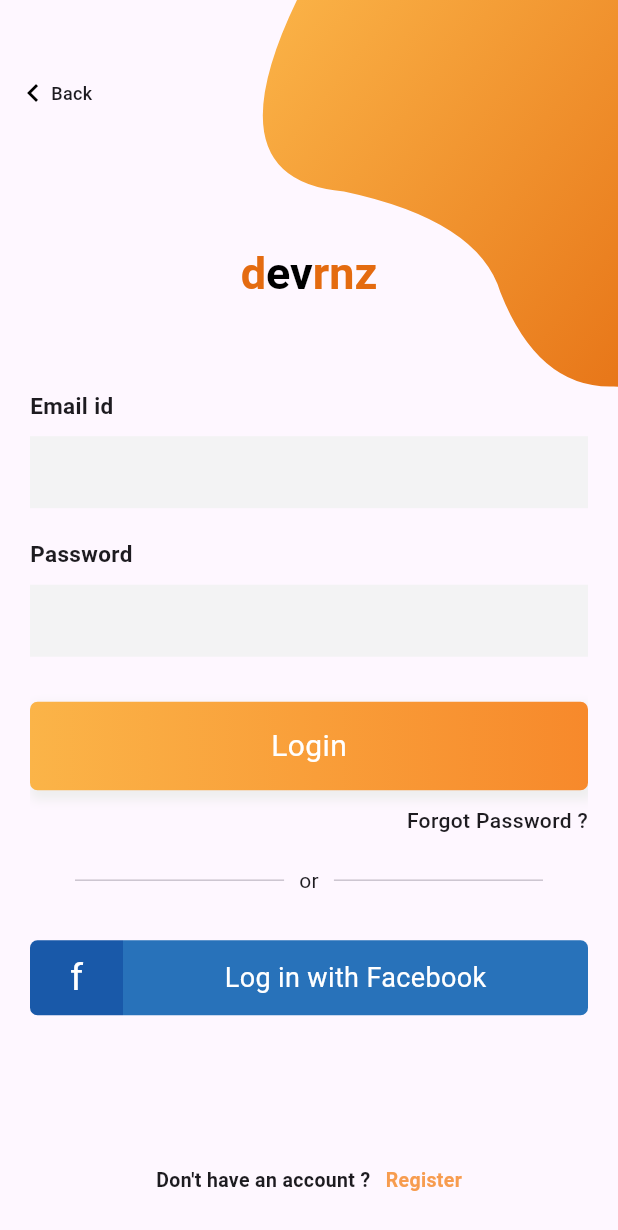
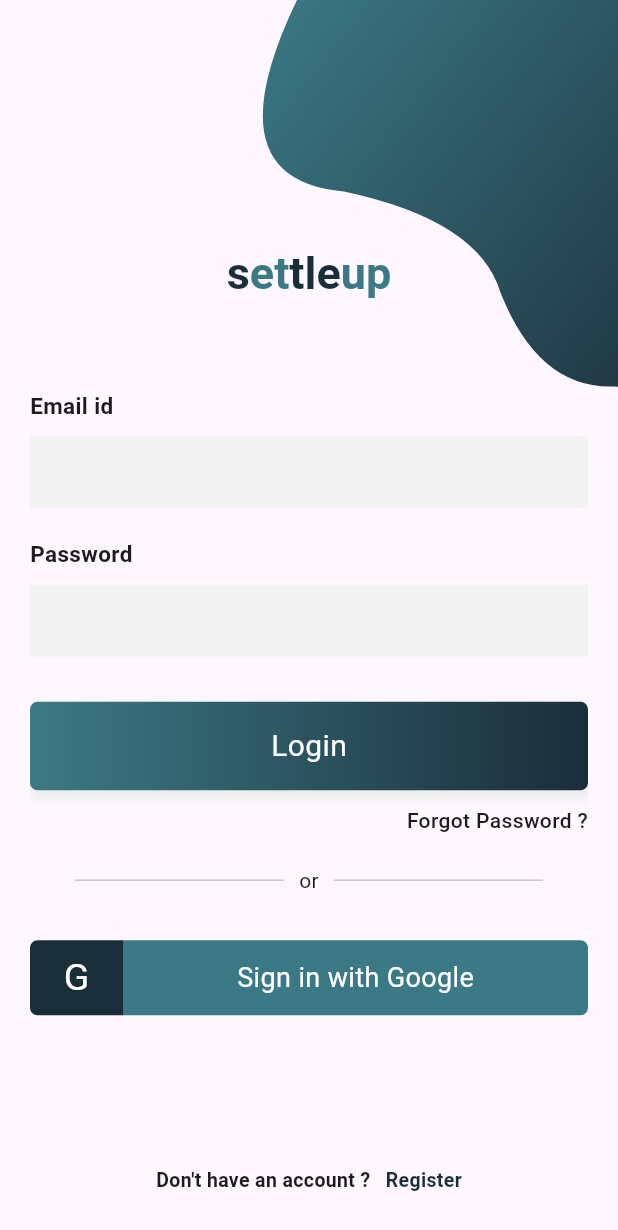
Before and after one commit to deepankar0611/split_wise, a Flutter app: the SignUpPage screen opened directly, after a tap on "Already have an account ?", on a phone screen of 412 x 824 dp. Shown: the top 1230 px of the screen. Run offline on Flutter 3.47's test engine with Material 3 defaults, Android fonts, the phone set to English and light mode, and no system bars; our stand-ins replace firebase_auth, firebase_core, google_fonts, google_sign_in, lucide_icons; accounts and stored records are empty.

Commit message:
added some feature

```diff
--- a/lib/local.dart
+++ b/lib/local.dart
@@ -20,7 +20,7 @@
                   gradient: LinearGradient(
                       begin: Alignment.topCenter,
                       end: Alignment.bottomCenter,
-                      colors: [Color(0xfffbb448),Color(0xffe46b10)]
+                      colors: [Color(0xFF3C7986),Color(0xFF1A2E39)]
                   )
               ),
             ),
--- a/lib/login_screen.dart
+++ b/lib/login_screen.dart
@@ -1,7 +1,9 @@
 import 'package:flutter/material.dart';
 import 'package:firebase_auth/firebase_auth.dart';
 import 'package:google_fonts/google_fonts.dart';
+import 'package:google_sign_in/google_sign_in.dart';
 import 'package:split_wise/sign_up.dart';
+import 'home_screen.dart';
 import 'local.dart';
 
 class LoginPage extends StatefulWidget {
@@ -17,7 +19,7 @@
   final TextEditingController _emailController = TextEditingController();
   final TextEditingController _passwordController = TextEditingController();
   final FirebaseAuth _auth = FirebaseAuth.instance;
-
+  final GoogleSignIn _googleSignIn = GoogleSignIn();
   Future<void> _signIn() async {
     try {
       UserCredential userCredential = await _auth.signInWithEmailAndPassword(
@@ -31,11 +33,18 @@
         ScaffoldMessenger.of(context).showSnackBar(
           SnackBar(content: Text("Login Successful!")),
         );
-        // Navigate to home screen if needed
+        // Navigate to HomeScreen
+        Navigator.pushReplacement(
+          context,
+          MaterialPageRoute(
+              builder: (context) =>
+                  HomeScreen()), // Ensure HomeScreen is imported
+        );
       } else {
         await _auth.signOut(); // Prevent access if email is not verified
         ScaffoldMessenger.of(context).showSnackBar(
-          SnackBar(content: Text("Please verify your email before logging in.")),
+          SnackBar(
+              content: Text("Please verify your email before logging in.")),
         );
       }
     } catch (e) {
@@ -45,26 +54,32 @@
     }
   }
 
+  Future<UserCredential?> signInWithGoogle() async {
+    try {
+      final GoogleSignInAccount? googleUser = await GoogleSignIn().signIn();
 
-  Widget _backButton() {
-    return InkWell(
-      onTap: () {
-        Navigator.pop(context);
-      },
-      child: Container(
-        padding: EdgeInsets.symmetric(horizontal: 10),
-        child: Row(
-          children: <Widget>[
-            Container(
-              padding: EdgeInsets.only(left: 0, top: 10, bottom: 10),
-              child: Icon(Icons.keyboard_arrow_left, color: Colors.black),
-            ),
-            Text('Back',
-                style: TextStyle(fontSize: 12, fontWeight: FontWeight.w500))
-          ],
-        ),
-      ),
+      if (googleUser == null) {
+        print("Google Sign-In was cancelled.");
+        return null;
+      }
+
+      final GoogleSignInAuthentication googleAuth =
+          await googleUser.authentication;
+
+      final OAuthCredential credential = GoogleAuthProvider.credential(
+        accessToken: googleAuth.accessToken,
+        idToken: googleAuth.idToken,
       );
+
+      final UserCredential userCredential =
+          await FirebaseAuth.instance.signInWithCredential(credential);
+
+      print("Google Sign-In Successful: ${userCredential.user?.email}");
+      return userCredential;
+    } catch (e, stackTrace) {
+      print("Google Sign-In Failed: $e\n$stackTrace");
+      return null;
+    }
   }
 
   Widget _entryField(String title, {bool isPassword = false}) {
@@ -79,7 +94,8 @@
           ),
           SizedBox(height: 10),
           TextField(
-            controller: title == "Email id" ? _emailController : _passwordController,
+            controller:
+                title == "Email id" ? _emailController : _passwordController,
             obscureText: isPassword,
             decoration: InputDecoration(
               border: InputBorder.none,
@@ -112,7 +128,7 @@
           gradient: LinearGradient(
             begin: Alignment.centerLeft,
             end: Alignment.centerRight,
-            colors: [Color(0xfffbb448), Color(0xfff7892b)],
+            colors: [Color(0xFF3C7986), Color(0xFF1A2E39)],
           ),
         ),
         child: Text(
@@ -148,8 +164,15 @@
     );
   }
 
-  Widget _facebookButton() {
-    return Container(
+  Widget _googleSignInButton() {
+    return GestureDetector(
+      onTap: () {
+        signInWithGoogle().then((value) {
+          Navigator.push(
+              context, MaterialPageRoute(builder: (context) => HomeScreen()));
+        });
+      },
+      child: Container(
         height: 50,
         margin: EdgeInsets.symmetric(vertical: 20),
         decoration: BoxDecoration(
@@ -161,13 +184,13 @@
               flex: 1,
               child: Container(
                 decoration: BoxDecoration(
-                color: Color(0xff1959a9),
+                  color: Color(0xFF1A2E39),
                   borderRadius: BorderRadius.only(
                       bottomLeft: Radius.circular(5),
                       topLeft: Radius.circular(5)),
                 ),
                 alignment: Alignment.center,
-              child: Text('f',
+                child: Text('G',
                     style: TextStyle(
                         color: Colors.white,
                         fontSize: 25,
@@ -178,13 +201,13 @@
               flex: 5,
               child: Container(
                 decoration: BoxDecoration(
-                color: Color(0xff2872ba),
+                  color: Color(0xFF3C7986),
                   borderRadius: BorderRadius.only(
                       bottomRight: Radius.circular(5),
                       topRight: Radius.circular(5)),
                 ),
                 alignment: Alignment.center,
-              child: Text('Log in with Facebook',
+                child: Text('Sign in with Google',
                     style: TextStyle(
                         color: Colors.white,
                         fontSize: 18,
@@ -192,6 +215,7 @@
               ),
             ),
           ],
+        ),
       ),
     );
   }
@@ -217,7 +241,7 @@
             Text(
               'Register',
               style: TextStyle(
-                  color: Color(0xfff79c4f),
+                  color: Color(0xFF1A2E39),
                   fontSize: 13,
                   fontWeight: FontWeight.w600),
             ),
@@ -231,20 +255,24 @@
     return RichText(
       textAlign: TextAlign.center,
       text: TextSpan(
-        text: 'd',
+        text: 's',
         style: TextStyle(
           fontSize: 30,
           fontWeight: FontWeight.w700,
-          color: Color(0xffe46b10),
+          color: Color(0xFF1A2E39),
         ),
         children: [
           TextSpan(
-            text: 'ev',
-            style: TextStyle(color: Colors.black, fontSize: 30),
+            text: 'et',
+            style: TextStyle(color: Color(0xFF3C7986), fontSize: 30),
           ),
           TextSpan(
-            text: 'rnz',
-            style: TextStyle(color: Color(0xffe46b10), fontSize: 30),
+            text: 'tle',
+            style: TextStyle(color: Color(0xFF1A2E39), fontSize: 30),
+          ),
+          TextSpan(
+            text: 'up',
+            style: TextStyle(color: Color(0xFF3C7986), fontSize: 30),
           ),
         ],
       ),
@@ -293,14 +321,13 @@
                               fontSize: 14, fontWeight: FontWeight.w500)),
                     ),
                     _divider(),
-                    _facebookButton(),
+                    _googleSignInButton(),
                     SizedBox(height: height * .055),
                     _createAccountLabel(),
                   ],
                 ),
               ),
             ),
-            Positioned(top: 40, left: 0, child: _backButton()),
           ],
         ),
       ),
--- a/lib/main.dart
+++ b/lib/main.dart
@@ -2,7 +2,7 @@
 import 'package:flutter/material.dart';
 import 'package:split_wise/get_started.dart';
 import 'package:split_wise/login_screen.dart';
-import 'package:split_wise/testing.dart';
+import 'package:split_wise/home_screen.dart';
 
 void main() async {
   WidgetsFlutterBinding.ensureInitialized();
--- a/lib/sign_up.dart
+++ b/lib/sign_up.dart
@@ -104,7 +104,7 @@
           gradient: LinearGradient(
             begin: Alignment.centerLeft,
             end: Alignment.centerRight,
-            colors: [Color(0xfffbb448), Color(0xfff7892b)],
+            colors: [Color(0xFF3C7986), Color(0xFF1A2E39)],
           ),
         ),
         child: Text(
@@ -137,7 +137,7 @@
             Text(
               'Login',
               style: TextStyle(
-                  color: Color(0xfff79c4f),
+                  color: Color(0xFF1A2E39),
                   fontSize: 13,
                   fontWeight: FontWeight.w600),
             ),
@@ -151,20 +151,23 @@
     return RichText(
       textAlign: TextAlign.center,
       text: TextSpan(
-        text: 'd',
+        text: 's',
         style: TextStyle(
           fontSize: 30,
           fontWeight: FontWeight.w700,
-          color: Color(0xffe46b10),
+          color: Color(0xFF1A2E39),
         ),
         children: [
           TextSpan(
-            text: 'ev',
-            style: TextStyle(color: Colors.black, fontSize: 30),
+            text: 'et',
+            style: TextStyle(color: Color(0xFF3C7986), fontSize: 30),
           ),
           TextSpan(
-            text: 'rnz',
-            style: TextStyle(color: Color(0xffe46b10), fontSize: 30),
+            text: 'tle',
+            style: TextStyle(color: Color(0xFF1A2E39), fontSize: 30),
+          ),TextSpan(
+            text: 'up',
+            style: TextStyle(color: Color(0xFF3C7986), fontSize: 30),
           ),
         ],
       ),
```
Also changed, not shown: lib/home_screen.dart (renamed from lib/testing.dart, +4 -4 lines), pubspec.yaml (+6 -16 lines), pubspec.lock, 6 other files. Lines whose indentation alone changed are shown as unchanged.
